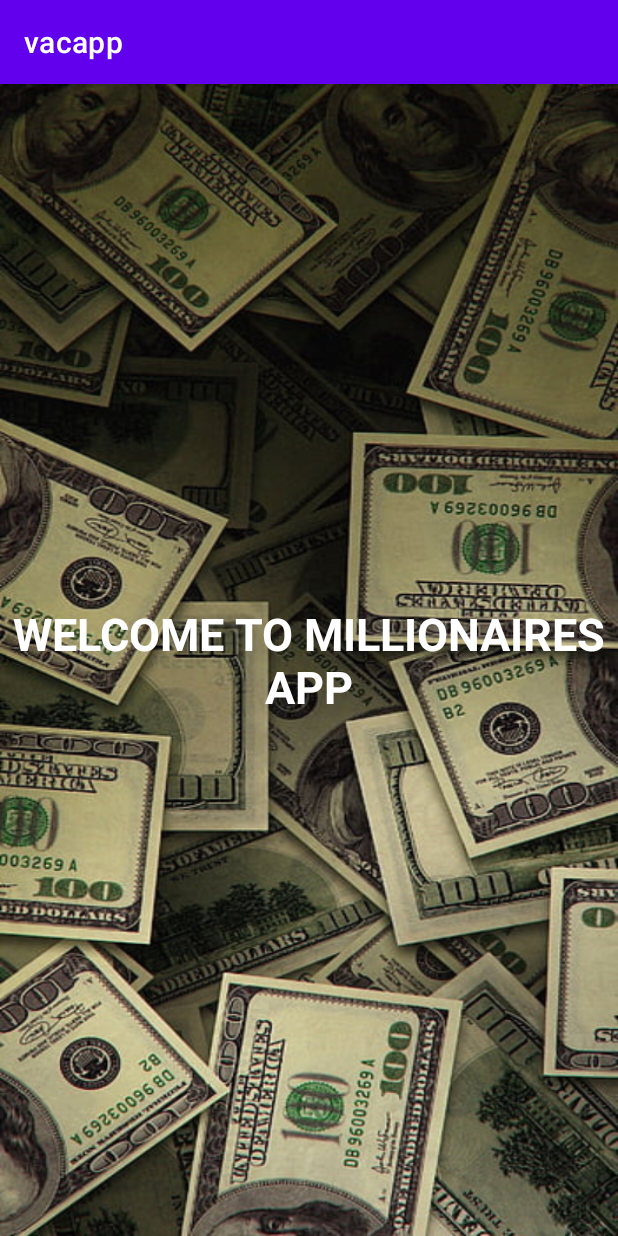
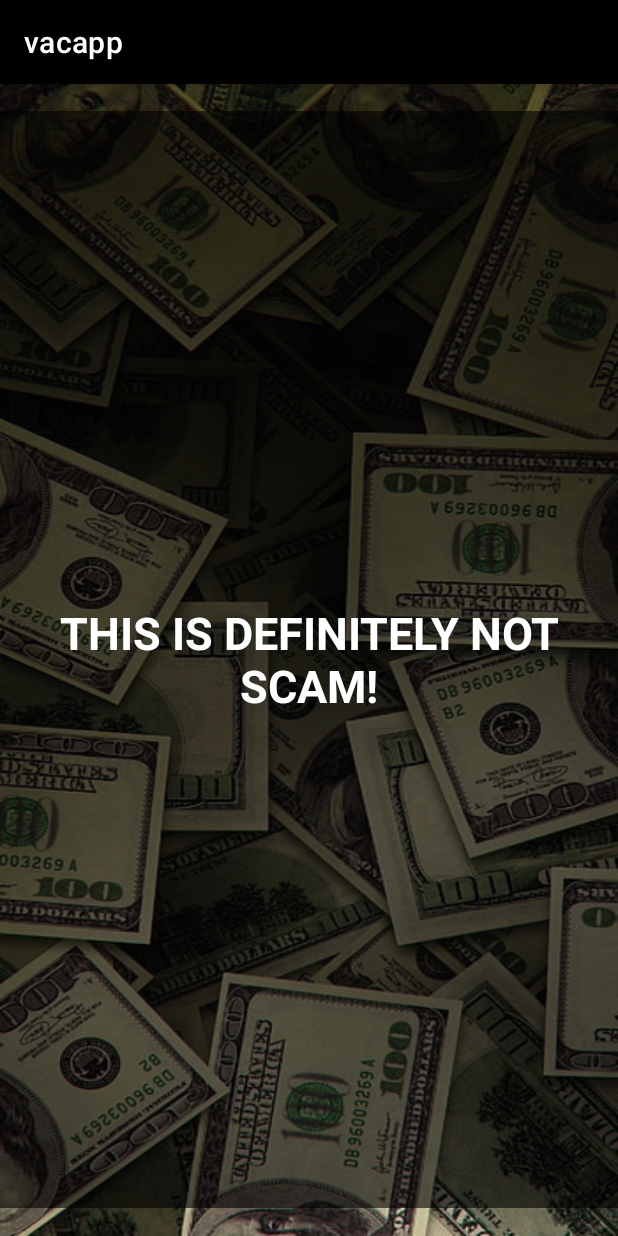
Before and after one commit to mvaculik/m_vaculik_mt_apk, an Android app: the SplashActivity screen opened directly, with no data from a screen before it, on a phone screen of 412 x 824 dp. Run offline under Robolectric (Android 15) with nearby library versions, the phone set to English and light mode, and no system bars.

Commit message:
change style

```diff
--- a/app/src/main/res/layout/activity_exchange_history.xml
+++ b/app/src/main/res/layout/activity_exchange_history.xml
@@ -45,7 +45,8 @@ android:padding="16dp">
         android:layout_marginTop="40dp"
         android:text="Historie výměn"
         android:textAlignment="center"
-        android:textSize="22sp" />
+        android:textSize="22sp"
+        android:textStyle="bold" />
 
 </LinearLayout>
 
--- a/app/src/main/res/layout/activity_main.xml
+++ b/app/src/main/res/layout/activity_main.xml
@@ -18,6 +18,7 @@
         android:textSize="20sp"
         android:layout_centerHorizontal="true"
         android:layout_below="@id/text_view"
+        android:textStyle="bold"
         android:layout_marginTop="20dp"/>
 
     <Button
--- a/app/src/main/res/layout/activity_splash.xml
+++ b/app/src/main/res/layout/activity_splash.xml
@@ -1,17 +1,19 @@
 <LinearLayout xmlns:android="http://schemas.android.com/apk/res/android"
     android:layout_width="match_parent"
     android:layout_height="match_parent"
-    android:orientation="vertical"
+    android:background="@drawable/mainbg"
+    android:foregroundTint="#61000000"
     android:gravity="center"
-    android:background="@drawable/mainbg">
+    android:orientation="vertical">
 
     <TextView
         android:layout_width="wrap_content"
-        android:layout_height="wrap_content"
-        android:text="WELCOME TO MILLIONAIRES APP"
+        android:layout_height="731dp"
+        android:background="#9A000000"
+        android:gravity="center"
+        android:text="THIS IS DEFINITELY NOT SCAM!"
+        android:textColor="#FFF"
         android:textSize="30sp"
-        android:textColor="#FFF"
-        android:textStyle="bold"
-        android:gravity="center" />
+        android:textStyle="bold" />
 
 </LinearLayout>
--- a/app/src/main/res/values/themes.xml
+++ b/app/src/main/res/values/themes.xml
@@ -2,8 +2,8 @@
     <!-- Base application theme. -->
     <style name="Theme.Vacapp" parent="Theme.MaterialComponents.DayNight.DarkActionBar">
         <!-- Primary brand color. -->
-        <item name="colorPrimary">@color/purple_500</item>
-        <item name="colorPrimaryVariant">@color/purple_700</item>
+        <item name="colorPrimary">@color/black</item>
+        <item name="colorPrimaryVariant">@color/black</item>
         <item name="colorOnPrimary">@color/white</item>
         <!-- Secondary brand color. -->
         <item name="colorSecondary">@color/teal_200</item>
```
